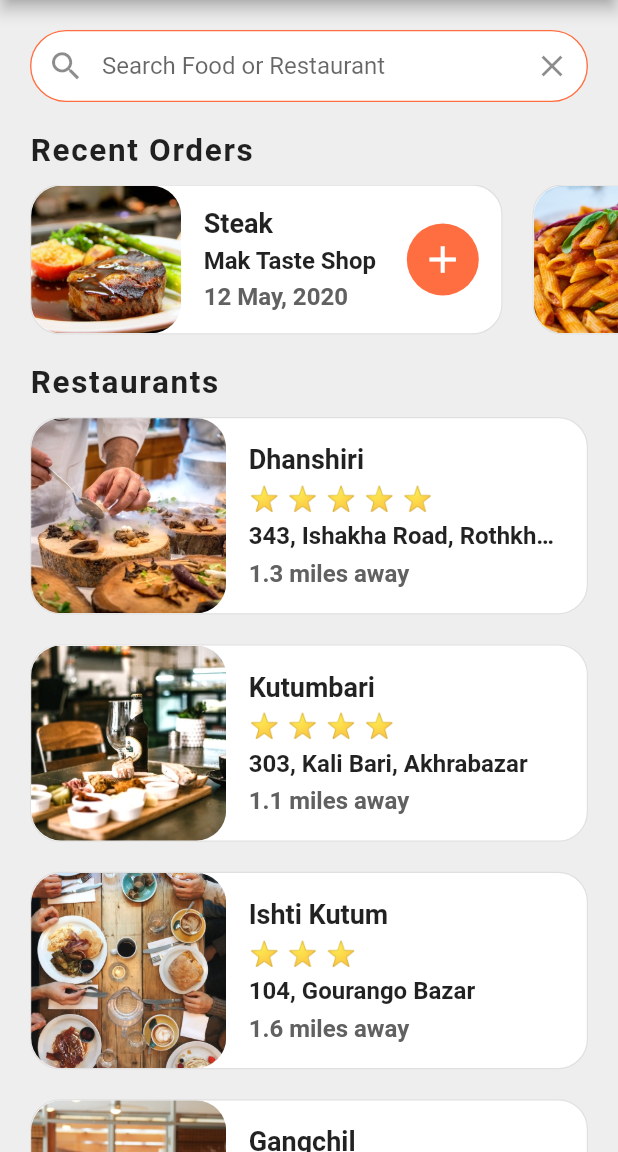
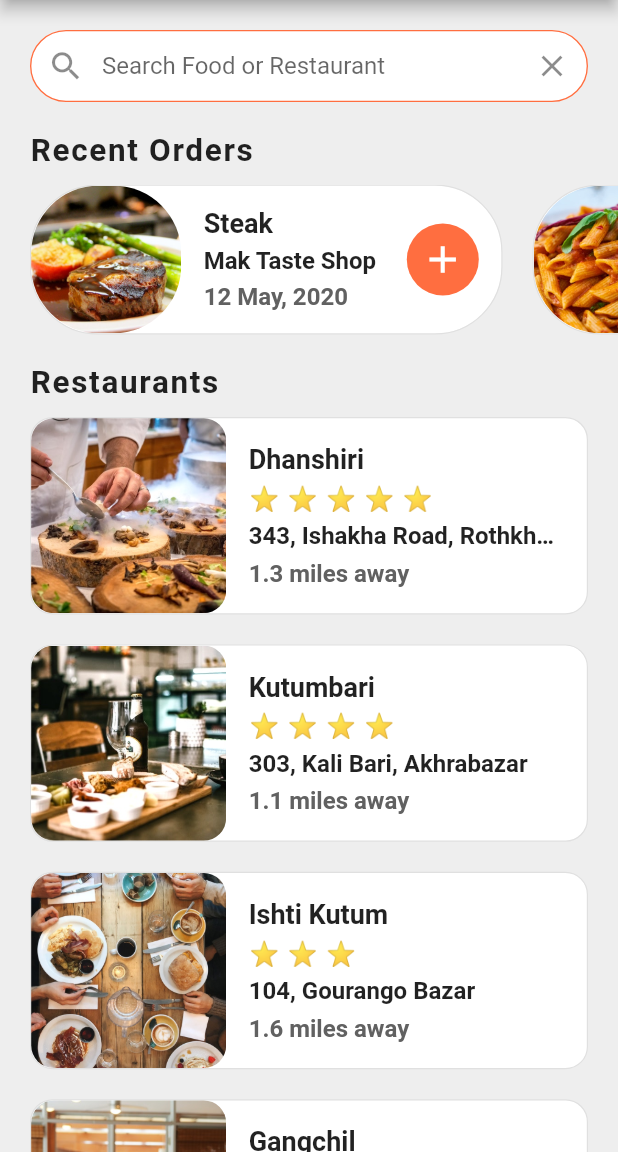
Before and after one commit to Rezuanul-Islam-Fahim/food_delivery_ui, a Flutter app: the screen it shows after launch, on a phone screen of 412 x 824 dp, the part 84-1236 px from its top. Run offline on Flutter 3.47's test engine with Material 2 defaults, Android fonts, the phone set to English and light mode, and no system bars.

Commit message:
Change rounded corner of restaurant and order container

```diff
--- a/lib/screens/homeScreen.dart
+++ b/lib/screens/homeScreen.dart
@@ -29,7 +29,7 @@ class _HomeScreenState extends State<HomeScreen> {
           child: Container(
             decoration: BoxDecoration(
               color: Colors.white,
-              borderRadius: BorderRadius.circular(20.0),
+              borderRadius: BorderRadius.circular(15.0),
               border: Border.all(
                 color: Colors.grey[300],
                 width: 0.8,
@@ -46,7 +46,7 @@ class _HomeScreenState extends State<HomeScreen> {
                       image: AssetImage(restaurant.imgUrl),
                       fit: BoxFit.cover,
                     ),
-                    borderRadius: BorderRadius.circular(20.0),
+                    borderRadius: BorderRadius.circular(15.0),
                   ),
                 ),
                 Expanded(
--- a/lib/widgets/recentOrders.dart
+++ b/lib/widgets/recentOrders.dart
@@ -9,7 +9,7 @@ class RecentOrders extends StatelessWidget {
       margin: EdgeInsets.symmetric(horizontal: 10),
       decoration: BoxDecoration(
         color: Colors.white,
-        borderRadius: BorderRadius.circular(20.0),
+        borderRadius: BorderRadius.circular(45.0),
         border: Border.all(
           color: Colors.grey[300],
           width: 0.8,
@@ -22,7 +22,7 @@ class RecentOrders extends StatelessWidget {
             child: Row(
               children: <Widget>[
                 ClipRRect(
-                  borderRadius: BorderRadius.circular(20.0),
+                  borderRadius: BorderRadius.circular(45.0),
                   child: Image(
                     width: 100.0,
                     height: 100.0,
```
